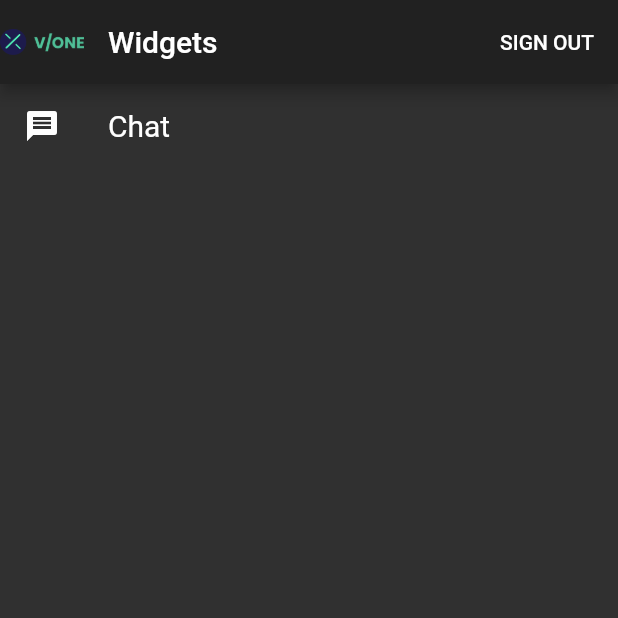
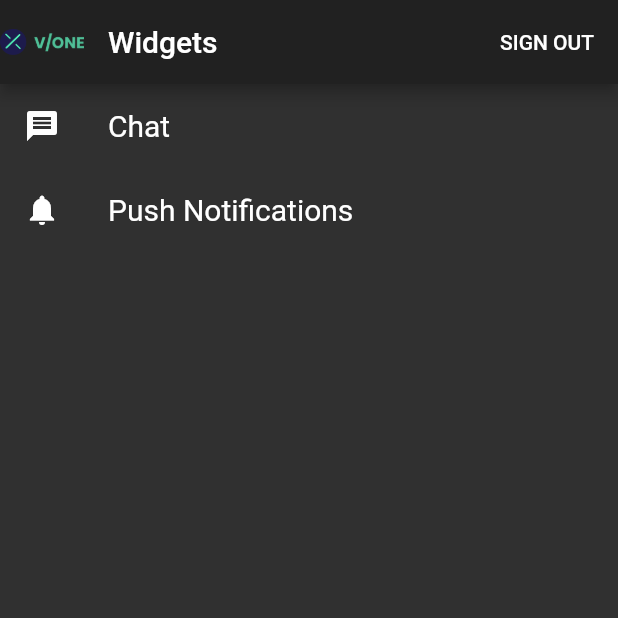
Before and after one commit to drexel-ue/yourvone_showcase, a Flutter app: the Nexus screen opened by its route, on a phone screen of 412 x 824 dp, the top half of it. Run offline on Flutter 3.47's test engine with Material 2 defaults, Android fonts, the phone set to English and light mode, and no system bars; our stand-ins replace cloud_firestore, firebase_auth, rxdart; accounts and stored records are empty.

Commit message:
Wire in notiroute

```diff
--- a/lib/main.dart
+++ b/lib/main.dart
@@ -8,6 +8,7 @@ import 'package:yourvone_showcase/views/chat.dart';
 import 'package:yourvone_showcase/views/landing.dart';
 import 'package:yourvone_showcase/views/login.dart';
 import 'package:yourvone_showcase/views/nexus.dart';
+import 'package:yourvone_showcase/views/push_notis.dart';
 import 'package:yourvone_showcase/views/registration.dart';
 
 void main() async {
@@ -34,6 +35,7 @@ void main() async {
           registrationRoute: (BuildContext context) => Registration(),
           loginRoute: (BuildContext context) => Login(),
           chatRoute: (BuildContext context) => Chat(),
+          notiRoute: (BuildContext context) => PushNotis(),
         },
       ),
     ),
--- a/lib/utils.dart
+++ b/lib/utils.dart
@@ -6,6 +6,7 @@ const authRoute = 'AUTH';
 const loginRoute = 'LOGIN';
 const registrationRoute = 'REGISTRATION';
 const chatRoute = 'CHAT';
+const notiRoute = 'PUSH NOTIFICATIONS';
 
 void showLoading(BuildContext context) {
   showDialog(
--- a/lib/views/nexus.dart
+++ b/lib/views/nexus.dart
@@ -38,6 +38,11 @@ class Nexus extends StatelessWidget {
             route: chatRoute,
             title: 'Chat',
           ),
+          NavigationTile(
+            leading: Icon(Icons.notifications),
+            route: chatRoute,
+            title: 'Push Notifications',
+          ),
         ],
       ),
     );
```
